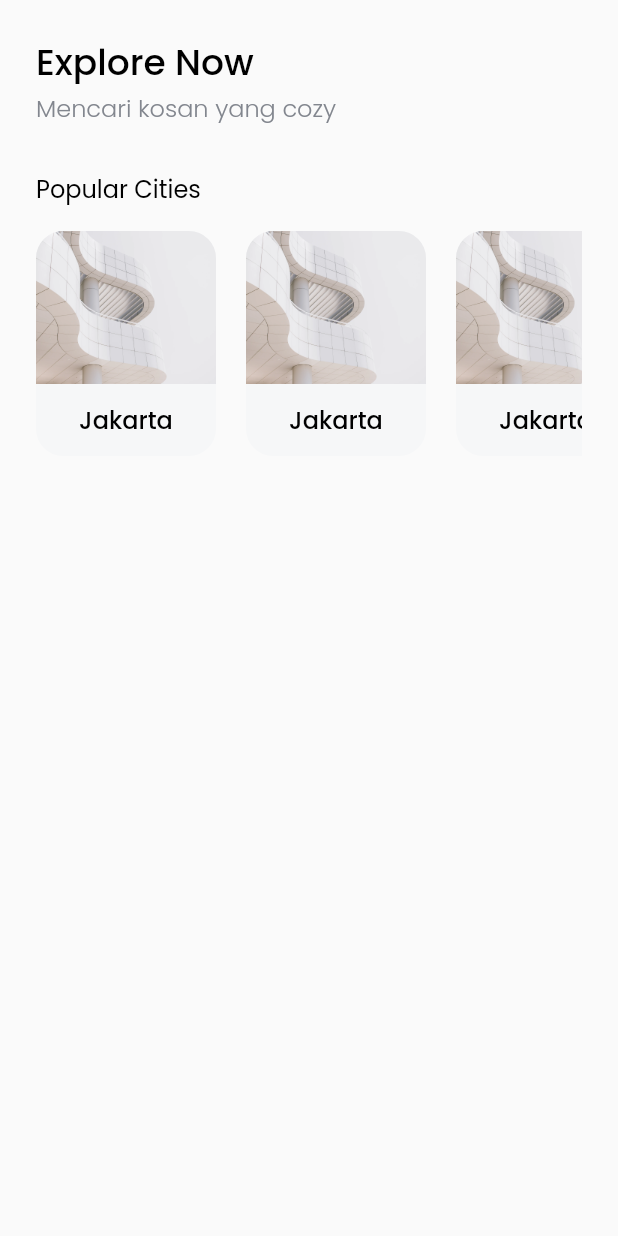
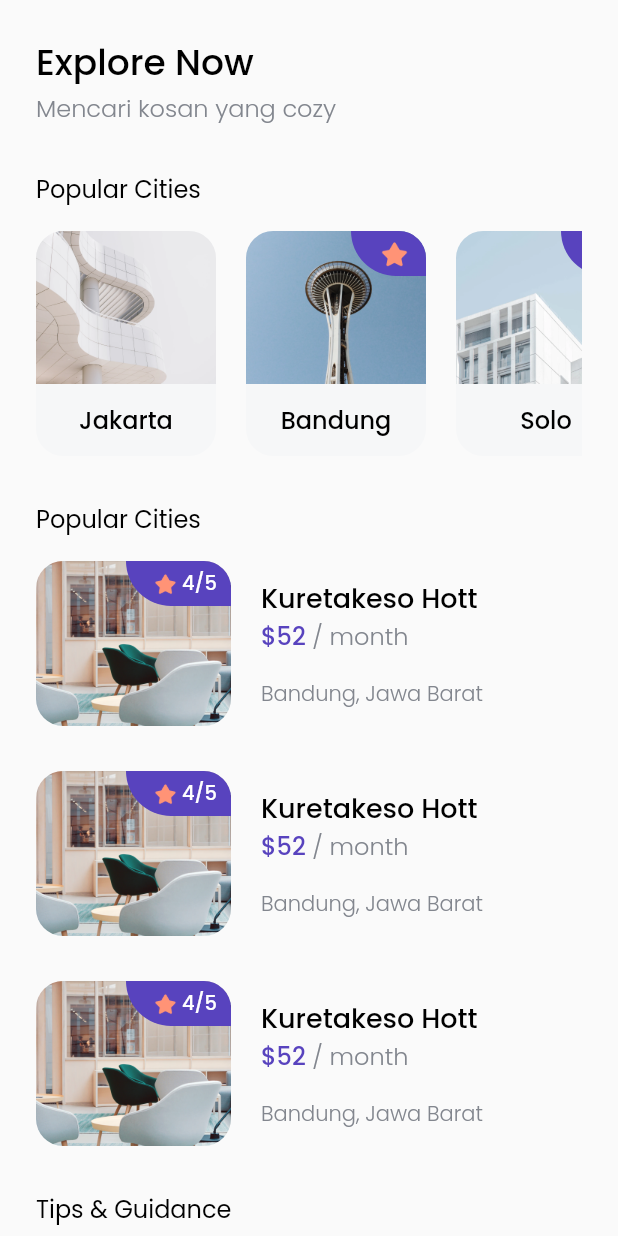
Before and after one commit to cahyo47wibowo/kosan_flutter_firebase, a Flutter app: the HomeScreen screen opened directly, on a phone screen of 412 x 824 dp. Run offline on Flutter 3.47's test engine with Material 2 defaults, Android fonts, the phone set to English and light mode, and no system bars; our stand-ins replace google_fonts.

Commit message:
Add Widget Space card on HomeScreen

```diff
--- a/lib/models/city.dart
+++ b/lib/models/city.dart
@@ -0,0 +1,9 @@
+class City {
+  int id;
+  String name;
+  String imageUrl;
+  bool isPopular;
+  City({this.id, this.name, this.imageUrl, this.isPopular = false});
+
+
+}
--- a/lib/screens/home_screen.dart
+++ b/lib/screens/home_screen.dart
@@ -1,6 +1,8 @@
 import 'package:flutter/material.dart';
+import 'package:kosan_flutter_firebase/models/city.dart';
 import 'package:kosan_flutter_firebase/theme.dart';
 import 'package:kosan_flutter_firebase/widgets/city_card.dart';
+import 'package:kosan_flutter_firebase/widgets/space_card.dart';
 
 class HomeScreen extends StatelessWidget {
 
@@ -8,13 +10,16 @@ class HomeScreen extends StatelessWidget {
   Widget build(BuildContext context) {
     return Scaffold(
       body: SafeArea(
+        bottom: false,
         child: Padding(
           padding: EdgeInsets.symmetric(
-            vertical:edge,
-            horizontal: edge
+            // top:edge,
+            horizontal:edge
           ),
           child: ListView(
             children: <Widget> [
+               SizedBox(height: 24),
+              // NOTE: TITLE/HEADER
               Text("Explore Now", style: blackTextStyle.copyWith(fontSize: 24)),
               Text("Mencari kosan yang cozy", style: greyTextStyle.copyWith(fontSize:16)),
               SizedBox(height: 30),
@@ -26,16 +31,61 @@ class HomeScreen extends StatelessWidget {
                 child: ListView(
                   scrollDirection: Axis.horizontal,
                   children: [
-                    CityCard(),
+                    CityCard(
+                      City(
+                        id: 1,
+                        name: 'Jakarta',
+                        imageUrl: 'assets/city1.png'
+                      )
+                    ),
                     SizedBox(width: 20),
-                    CityCard(),
+                    CityCard(
+                       City(
+                        id: 2,
+                        name: 'Bandung',
+                        imageUrl: 'assets/city2.png',
+                        isPopular: true,
+                      )
+                    ),
                     SizedBox(width: 20),
-                    CityCard(),
+                    CityCard(
+                       City(
+                        id: 3,
+                        name: 'Solo',
+                        imageUrl: 'assets/city3.png',
+                        isPopular: true,
+                      )
+                    ),
                     SizedBox(width: 20),
-                    CityCard(),
+                    CityCard( City(
+                        id: 4,
+                        name: 'Surabaya',
+                        imageUrl: 'assets/city4.png'
+                      )),
                   ],
                 ),
-              )
+              ),
+              SizedBox(
+                height: 30,
+              ),
+              //RECOMENDED SPACE
+              Text("Popular Cities", style: regularTextStyle.copyWith(fontSize:16)),
+              SizedBox(height: 16),
+              Column(
+                crossAxisAlignment: CrossAxisAlignment.start,
+                children: [
+                  SpaceCard(),
+                  SizedBox(height:30),
+                  SpaceCard(),
+                  SizedBox(height:30),
+                  SpaceCard(),
+                ],
+              ),
+              SizedBox(
+                height: 30,
+              ),
+              //RECOMENDED SPACE
+              Text("Tips & Guidance", style: regularTextStyle.copyWith(fontSize:16)),
             ],
           ),
         ),
--- a/lib/widgets/city_card.dart
+++ b/lib/widgets/city_card.dart
@@ -1,7 +1,11 @@
 import 'package:flutter/material.dart';
+import 'package:kosan_flutter_firebase/models/city.dart';
 import 'package:kosan_flutter_firebase/theme.dart';
 
 class CityCard extends StatelessWidget {
+
+  City city;
+  CityCard(this.city);
 
   @override
   Widget build(BuildContext context) {
@@ -15,13 +19,38 @@ class CityCard extends StatelessWidget {
         ),
         child: Column(
           children: [
-            Image.asset("assets/city1.png",
-            height:102,
-            width: 120,
-            fit: BoxFit.cover,
+            Stack(
+              children: [
+                Image.asset(city.imageUrl,
+                height:102,
+                width: 120,
+                fit: BoxFit.cover,
+                ),
+                city.isPopular ? Align(
+                  alignment: Alignment.topRight,
+                  child: Container(
+                    width: 50,
+                    height: 30,
+                    decoration: BoxDecoration(
+                      color: purpleColor,
+                      borderRadius: BorderRadius.only(
+                         bottomLeft : Radius.circular(36),
+                        )
+                    ),
+                    child: Center(
+                      child: Padding(
+                        padding: const EdgeInsets.only(left: 8),
+                        child: Image.asset('assets/icon_star.png',
+                        width: 22,
+                        height: 22),
+                      ),
+                    ),
+                  ),
+                ) : Container(),
+              ],
             ),
             SizedBox(height: 12),
-            Text("Jakarta", style: blackTextStyle.copyWith(fontSize:16)),
+            Text(city.name, style: blackTextStyle.copyWith(fontSize:16)),
           ],
         ),
       ),
--- /dev/null
+++ b/lib/widgets/space_card.dart
@@ -0,0 +1,71 @@
+import 'package:flutter/material.dart';
+import 'package:kosan_flutter_firebase/theme.dart';
+
+class SpaceCard extends StatelessWidget {
+
+  @override
+  Widget build(BuildContext context) {
+    return Row(
+      children: [
+        ClipRRect(
+          borderRadius: BorderRadius.circular(18),
+          child: Container(
+              width: 130,
+              height: 110,
+              child: Stack(
+                children: [
+                  Image.asset('assets/space1.png',  fit: BoxFit.cover),
+                  Align(
+                      alignment: Alignment.topRight,
+                      child: Container(
+                        width: 70,
+                        height: 30,
+                        decoration: BoxDecoration(
+                          color: purpleColor,
+                          borderRadius: BorderRadius.only(
+                             bottomLeft : Radius.circular(36),
+                            )
+                        ),
+                        child: Row(
+                          mainAxisAlignment: MainAxisAlignment.center,
+                          crossAxisAlignment: CrossAxisAlignment.center,
+                          children: [
+                            Padding(
+                              padding: const EdgeInsets.only(left: 8),
+                              child: Image.asset('assets/icon_star.png',
+                              width: 18,
+                              height: 18),
+                            ),
+                            SizedBox(width:2),
+                            Text('4/5', style: whiteTextStyle.copyWith(fontSize:13)),
+                          ],
+                        ),
+                      ),
+                    )
+                ],
+              )
+          ),
+        ),
+        SizedBox(width: 20),
+        Column(
+          crossAxisAlignment: CrossAxisAlignment.start,
+          children: [
+            Text('Kuretakeso Hott', style: blackTextStyle.copyWith(fontSize: 18)),
+            Text.rich(
+              TextSpan(
+                text: '\$52', style: purpleTextStyle.copyWith(fontSize: 16),
+                children: [
+                  TextSpan(
+                    text: ' / month', style: greyTextStyle.copyWith(fontSize:16)
+                  )
+                ]
+              )
+            ),
+            SizedBox(height: 16),
+            Text('Bandung, Jawa Barat', style: greyTextStyle.copyWith(fontSize:14))
+          ],
+        )
+      ],
+    );
+  }
+}
```
